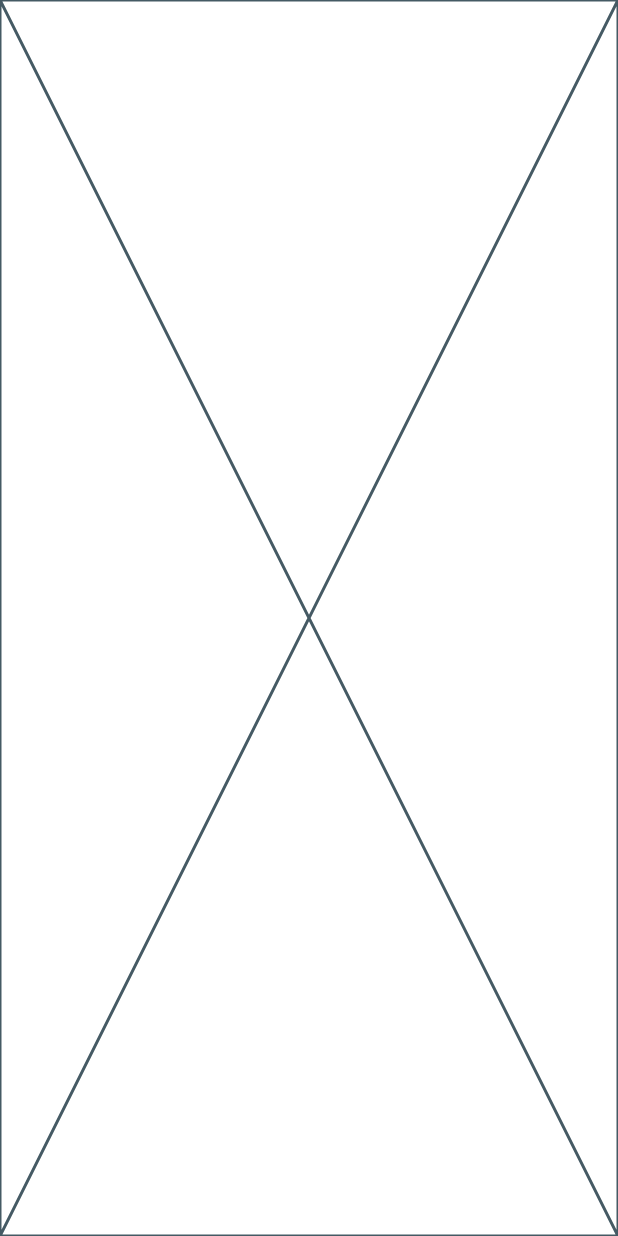
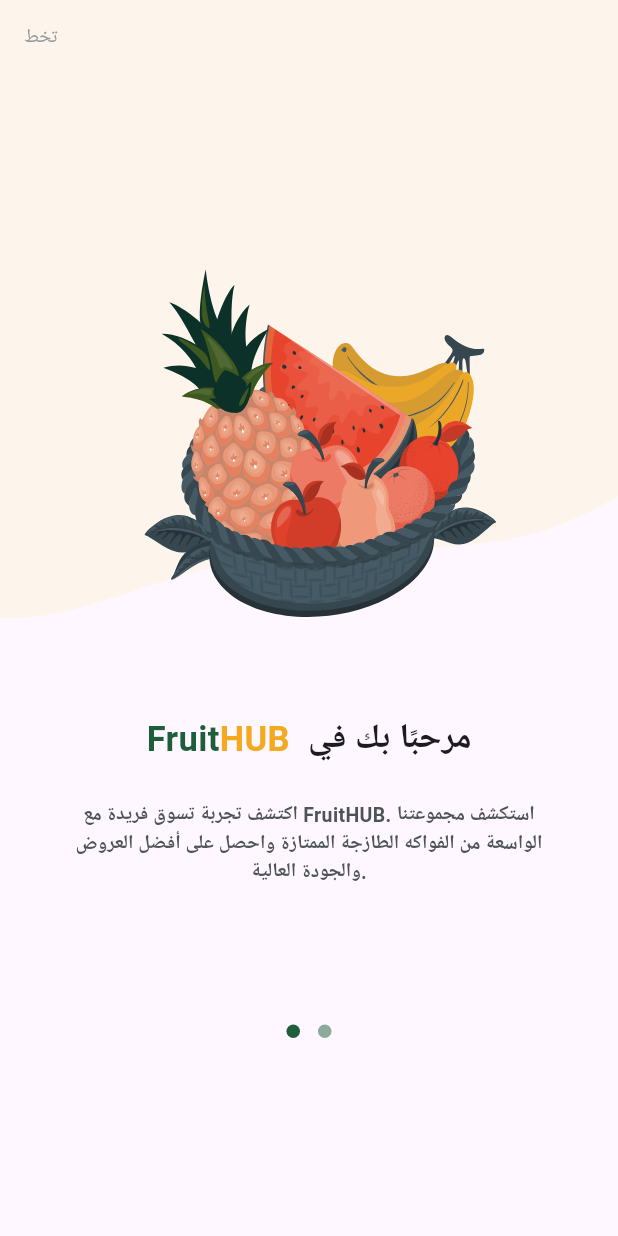
Before and after one commit to essamalrawi/fruits_hub, a Flutter app: the screen it shows after launch, on a phone screen of 412 x 824 dp. Run offline on Flutter 3.47's test engine with Material 3 defaults, Android fonts, the phone set to English and light mode, and no system bars; drawn by our look-alikes of dots_indicator; our stand-ins replace flutter_svg, shared_preferences.

Commit message:
fix names for constants

```diff
--- /dev/null
+++ b/lib/constants.dart
@@ -0,0 +1,4 @@
+const kHorizontalPadding = 16.0;
+const kTopPadding = 16.0;
+const kIsOnBoardingViewSeen = 'isOnBoardingViewSeen';
+const kUserData = 'userData';
--- /dev/null
+++ b/lib/core/services/shared_preferences_singleton.dart
@@ -0,0 +1,25 @@
+import 'package:shared_preferences/shared_preferences.dart';
+
+class Prefs {
+  static late SharedPreferences _instance;
+
+  static Future<void> init() async {
+    _instance = await SharedPreferences.getInstance();
+  }
+
+  static setBool(String key, bool value) {
+    _instance.setBool(key, value);
+  }
+
+  static getBool(String key) {
+    return _instance.getBool(key) ?? false;
+  }
+
+  static setString(String key, String value) async {
+    await _instance.setString(key, value);
+  }
+
+  static getString(String key) {
+    return _instance.getString(key) ?? "";
+  }
+}
--- /dev/null
+++ b/lib/core/utils/app_colors.dart
@@ -0,0 +1,8 @@
+import 'package:flutter/material.dart';
+
+abstract class AppColors {
+  static const Color primaryColor = Color(0xff1F5E3B);
+  static const Color lightPrimaryColor = Color(0xFF2D9F5D);
+  static const Color secondaryColor = Color(0xFFF4A91F);
+  static const Color lightSecondaryColor = Color(0xFFF8C76D);
+}
--- /dev/null
+++ b/lib/core/utils/app_text_styles.dart
@@ -0,0 +1,72 @@
+import 'package:flutter/material.dart';
+
+abstract class TextStyles {
+  static const TextStyle bold13 = TextStyle(
+    fontWeight: FontWeight.bold,
+    fontSize: 13,
+  );
+  static const TextStyle bold23 = TextStyle(
+    fontWeight: FontWeight.bold,
+    fontSize: 23,
+  );
+
+  static const TextStyle semiBold13 = TextStyle(
+    fontWeight: FontWeight.w600,
+    fontSize: 13,
+  );
+
+  static const TextStyle regular13 = TextStyle(
+    fontWeight: FontWeight.normal,
+    fontSize: 13,
+  );
+
+  static const TextStyle bold16 = TextStyle(
+    fontWeight: FontWeight.bold,
+    fontSize: 16,
+  );
+
+  static const TextStyle bold19 = TextStyle(
+    fontWeight: FontWeight.bold,
+    fontSize: 19,
+  );
+
+  static const TextStyle semiBold16 = TextStyle(
+    fontWeight: FontWeight.w600,
+    fontSize: 16,
+  );
+
+  static const TextStyle bold28 = TextStyle(
+    fontWeight: FontWeight.bold,
+    fontSize: 28,
+  );
+
+  static const TextStyle regular22 = TextStyle(
+    fontWeight: FontWeight.normal,
+    fontSize: 22,
+  );
+
+  static const TextStyle semiBold11 = TextStyle(
+    fontWeight: FontWeight.w600,
+    fontSize: 11,
+  );
+
+  static const TextStyle medium15 = TextStyle(
+    fontWeight: FontWeight.w500,
+    fontSize: 15,
+  );
+
+  static const TextStyle regular26 = TextStyle(
+    fontWeight: FontWeight.normal,
+    fontSize: 26,
+  );
+
+  static const TextStyle regular16 = TextStyle(
+    fontWeight: FontWeight.normal,
+    fontSize: 16,
+  );
+
+  static const TextStyle regular11 = TextStyle(
+    fontWeight: FontWeight.normal,
+    fontSize: 11,
+  );
+}
--- /dev/null
+++ b/lib/core/widgets/custom_button.dart
@@ -0,0 +1,29 @@
+import 'package:flutter/material.dart';
+import 'package:fruits_hub/core/utils/app_colors.dart';
+import 'package:fruits_hub/core/utils/app_text_styles.dart';
+
+class CustomButton extends StatelessWidget {
+  const CustomButton({super.key, required this.onPressed, required this.text});
+  final VoidCallback onPressed;
+  final String text;
+  @override
+  Widget build(BuildContext context) {
+    return SizedBox(
+      width: double.infinity,
+      height: 54,
+      child: TextButton(
+        style: TextButton.styleFrom(
+          shape: RoundedRectangleBorder(
+            borderRadius: BorderRadius.circular(16),
+          ),
+          backgroundColor: AppColors.primaryColor,
+        ),
+        onPressed: onPressed,
+        child: Text(
+          text,
+          style: TextStyles.bold16.copyWith(color: Colors.white),
+        ),
+      ),
+    );
+  }
+}
--- a/lib/features/on_boarding/presentation/views/on_boarding_view.dart
+++ b/lib/features/on_boarding/presentation/views/on_boarding_view.dart
@@ -1,11 +1,14 @@
 import 'package:flutter/material.dart';
-import 'package:fruits_hub/features/on_boarding/presentation/views/widgets/on_boarding_view_body.dart';
+
+import 'widgets/on_boarding_view_body.dart';
 
 class OnBoardingView extends StatelessWidget {
   const OnBoardingView({super.key});
-  static const String routeName = "onBoarding";
+  static const String routeName = 'onBoardingView';
   @override
   Widget build(BuildContext context) {
-    return OnBoardingViewBody();
+    return const Scaffold(
+      body: SafeArea(child: OnBoardingViewBody()),
+    );
   }
 }
--- /dev/null
+++ b/lib/features/on_boarding/presentation/views/widgets/on_boarding_page_view.dart
@@ -0,0 +1,63 @@
+import 'package:flutter/material.dart';
+import 'package:fruits_hub/constants/assets.dart';
+import 'package:fruits_hub/features/on_boarding/presentation/views/widgets/page_view_item.dart';
+
+import '../../../../../core/utils/app_colors.dart';
+import '../../../../../core/utils/app_text_styles.dart';
+
+class OnBoardingPageview extends StatelessWidget {
+  const OnBoardingPageview({super.key, required this.pageController});
+
+  final PageController pageController;
+  @override
+  Widget build(BuildContext context) {
+    return PageView(
+      controller: pageController,
+      children: [
+        PageviewItem(
+          isVisible: true,
+          image: Assets.imagesPageViewItem1Image,
+          backgroundImage: Assets.imagesPageViewItem1BackgroundImage,
+          subtitle:
+              'اكتشف تجربة تسوق فريدة مع FruitHUB. استكشف مجموعتنا الواسعة من الفواكه الطازجة الممتازة واحصل على أفضل العروض والجودة العالية.',
+          title: Row(
+            mainAxisAlignment: MainAxisAlignment.center,
+            children: [
+              Text(
+                'Fruit',
+                style: TextStyles.bold23.copyWith(
+                  color: AppColors.primaryColor,
+                ),
+              ),
+              Text(
+                'HUB',
+                style: TextStyles.bold23.copyWith(
+                  color: AppColors.secondaryColor,
+                ),
+              ),
+              const Text('  مرحبًا بك في', style: TextStyles.bold23),
+            ],
+          ),
+        ),
+        const PageviewItem(
+          isVisible: false,
+          image: Assets.imagesPageViewItem2Image,
+          backgroundImage: Assets.imagesPageViewItem2BackgroundImage,
+          subtitle:
+              'نقدم لك أفضل الفواكه المختارة بعناية. اطلع على التفاصيل والصور والتقييمات لتتأكد من اختيار الفاكهة المثالية',
+          title: Text(
+            'ابحث وتسوق',
+            textAlign: TextAlign.center,
+            style: TextStyle(
+              color: Color(0xFF0C0D0D),
+              fontSize: 23,
+              fontFamily: 'Cairo',
+              fontWeight: FontWeight.w700,
+              height: 0,
+            ),
+          ),
+        ),
+      ],
+    );
+  }
+}
--- a/lib/features/on_boarding/presentation/views/widgets/on_boarding_view_body.dart
+++ b/lib/features/on_boarding/presentation/views/widgets/on_boarding_view_body.dart
@@ -1,10 +1,76 @@
+import 'package:dots_indicator/dots_indicator.dart';
+import 'package:flutter/cupertino.dart';
 import 'package:flutter/material.dart';
+import 'package:flutter/widgets.dart';
+import 'package:fruits_hub/constants.dart';
+import 'package:fruits_hub/core/services/shared_preferences_singleton.dart';
+import 'package:fruits_hub/core/utils/app_colors.dart';
+import 'package:fruits_hub/core/widgets/custom_button.dart';
+import 'package:fruits_hub/features/on_boarding/presentation/views/widgets/on_boarding_page_view.dart';
 
-class OnBoardingViewBody extends StatelessWidget {
+class OnBoardingViewBody extends StatefulWidget {
   const OnBoardingViewBody({super.key});
 
   @override
+  State<OnBoardingViewBody> createState() => _OnBoardingViewBodyState();
+}
+
+class _OnBoardingViewBodyState extends State<OnBoardingViewBody> {
+  late PageController pageController;
+
+  var currentPage = 0;
+  @override
+  void initState() {
+    pageController = PageController();
+
+    pageController.addListener(() {
+      currentPage = pageController.page!.round();
+      setState(() {});
+    });
+    super.initState();
+  }
+
+  @override
+  void dispose() {
+    pageController.dispose();
+    super.dispose();
+  }
+
+  @override
   Widget build(BuildContext context) {
-    return const Placeholder();
+    return Column(
+      children: [
+        Expanded(child: OnBoardingPageview(pageController: pageController)),
+        DotsIndicator(
+          dotsCount: 2,
+          decorator: DotsDecorator(
+            activeColor: AppColors.primaryColor,
+            color: currentPage == 1
+                ? AppColors.primaryColor
+                : AppColors.primaryColor.withOpacity(.5),
+          ),
+        ),
+        const SizedBox(height: 29),
+        Visibility(
+          visible: currentPage == 1 ? true : false,
+          maintainSize: true,
+          maintainAnimation: true,
+          maintainState: true,
+          child: Padding(
+            padding: const EdgeInsets.symmetric(horizontal: kHorizontalPadding),
+            child: CustomButton(
+              onPressed: () {
+                Prefs.setBool(kIsOnBoardingViewSeen, true);
+                // Navigator.of(
+                //   context,
+                // ).pushReplacementNamed(SigninView.routeName);
+              },
+              text: 'ابدأ الان',
+            ),
+          ),
+        ),
+        const SizedBox(height: 43),
+      ],
+    );
   }
 }
--- /dev/null
+++ b/lib/features/on_boarding/presentation/views/widgets/page_view_item.dart
@@ -0,0 +1,83 @@
+import 'package:flutter/cupertino.dart';
+import 'package:flutter/material.dart';
+import 'package:flutter/widgets.dart';
+import 'package:flutter_svg/svg.dart';
+import 'package:fruits_hub/core/utils/app_text_styles.dart';
+
+import '../../../../../constants.dart';
+import '../../../../../core/services/shared_preferences_singleton.dart';
+
+class PageviewItem extends StatelessWidget {
+  const PageviewItem({
+    super.key,
+    required this.image,
+    required this.backgroundImage,
+    required this.subtitle,
+    required this.title,
+    required this.isVisible,
+  });
+
+  final String image, backgroundImage;
+  final String subtitle;
+  final Widget title;
+
+  final bool isVisible;
+  @override
+  Widget build(BuildContext context) {
+    return Column(
+      children: [
+        SizedBox(
+          width: double.infinity,
+          height: MediaQuery.of(context).size.height * 0.5,
+          child: Stack(
+            children: [
+              Positioned.fill(
+                child: SvgPicture.asset(backgroundImage, fit: BoxFit.fill),
+              ),
+              Positioned(
+                bottom: 0,
+                left: 0,
+                right: 0,
+                child: SvgPicture.asset(image),
+              ),
+              Visibility(
+                visible: isVisible,
+                child: GestureDetector(
+                  onTap: () {
+                    Prefs.setBool(kIsOnBoardingViewSeen, true);
+
+                    // Navigator.of(context).pushReplacementNamed(
+                    //   SigninView.routeName,
+                    // );
+                  },
+                  child: Padding(
+                    padding: const EdgeInsets.all(16),
+                    child: Text(
+                      'تخط',
+                      style: TextStyles.regular13.copyWith(
+                        color: const Color(0xFF949D9E),
+                      ),
+                    ),
+                  ),
+                ),
+              ),
+            ],
+          ),
+        ),
+        const SizedBox(height: 64),
+        title,
+        const SizedBox(height: 24),
+        Padding(
+          padding: const EdgeInsets.symmetric(horizontal: 37),
+          child: Text(
+            subtitle,
+            textAlign: TextAlign.center,
+            style: TextStyles.semiBold13.copyWith(
+              color: const Color(0xFF4E5456),
+            ),
+          ),
+        ),
+      ],
+    );
+  }
+}
--- a/lib/main.dart
+++ b/lib/main.dart
@@ -8,7 +8,6 @@ void main() {
 
 class MainApp extends StatelessWidget {
   const MainApp({super.key});
-
   @override
   Widget build(BuildContext context) {
     return const MaterialApp(
--- a/pubspec.yaml
+++ b/pubspec.yaml
@@ -7,9 +7,11 @@ environment:
   sdk: ^3.8.1
 
 dependencies:
+  dots_indicator: ^4.0.1
   flutter:
     sdk: flutter
   flutter_svg: ^2.2.0
+  shared_preferences: ^2.5.3
 
 
 dev_dependencies:
```
Also changed, not shown: pubspec.lock, 1 other file.
